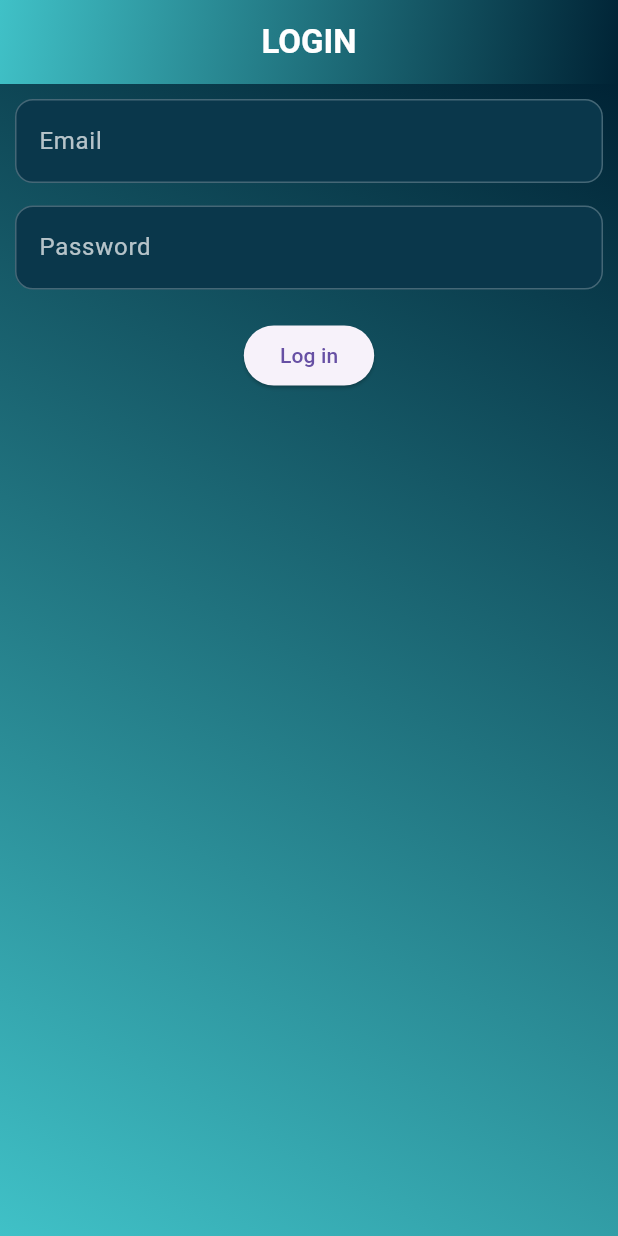
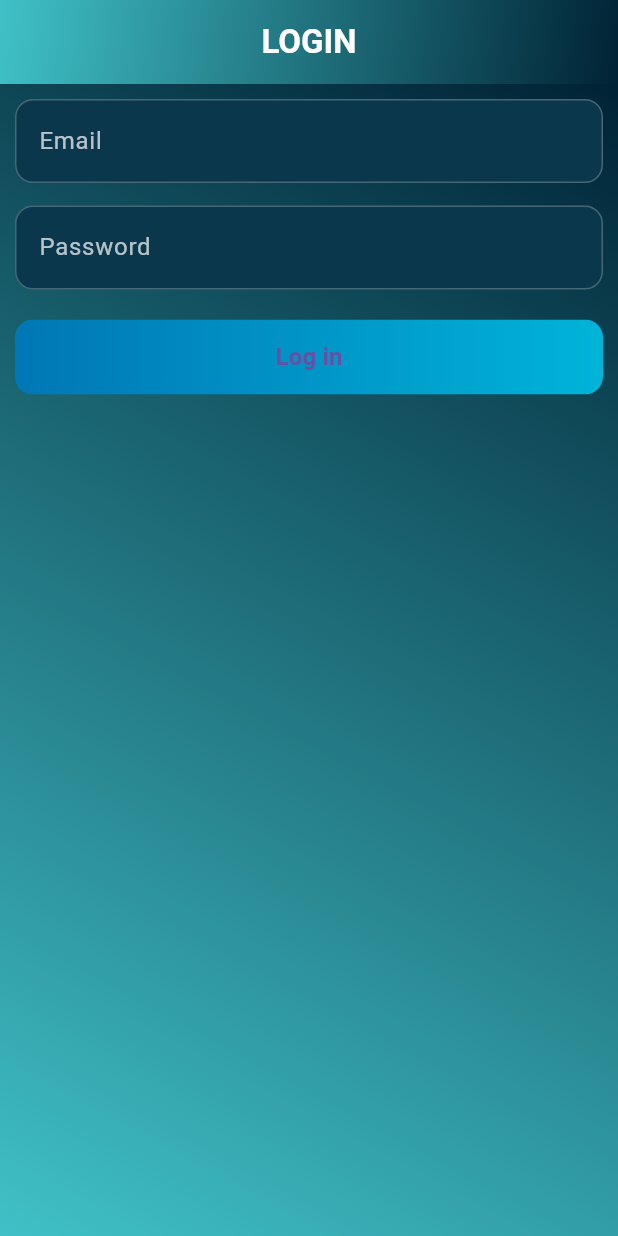
Before and after one commit to AbdulReyza/tugas_week_10_1123150072, a Flutter app: the screen it shows after launch, on a phone screen of 412 x 824 dp. Run offline on Flutter 3.47's test engine with Material 3 defaults, Android fonts, the phone set to English and light mode, and no system bars; our stand-ins replace firebase_auth, firebase_core; accounts and stored records are empty.

Commit message:
style: styling button login

```diff
--- a/lib/login/login.dart
+++ b/lib/login/login.dart
@@ -145,11 +145,52 @@ class _LoginDongState extends State<LoginDong> {
                 ),
                 const SizedBox(height: 8),
               ],
-              ElevatedButton(
-                onPressed: _isLoading ? null : _login,
-                child: _isLoading ? CircularProgressIndicator() : Text('Log in')
-                )
-              ],
+              SizedBox(
+                width: double.infinity,
+                height: 50,
+                child: ElevatedButton(
+                  onPressed: _isLoading ? null : _login,
+                  style: ElevatedButton.styleFrom(
+                    shape: RoundedRectangleBorder(
+                      borderRadius: BorderRadius.circular(12),
+                    ),
+                    padding: EdgeInsets.zero,
+                    backgroundColor: Colors.transparent,
+                    shadowColor: Colors.transparent,
+                  ),
+                  child: Ink(
+                    decoration: BoxDecoration(
+                      gradient: const LinearGradient(
+                        colors: [
+                          Color(0xFF0077B6),
+                          Color(0xFF00B4D8),
+                        ],
+                      ),
+                      borderRadius: BorderRadius.circular(12),
+                    ),
+                    child: Container(
+                      alignment: Alignment.center,
+                      child: _isLoading
+                          ? const SizedBox(
+                              height: 22,
+                              width: 22,
+                              child: CircularProgressIndicator(
+                                color: Colors.white,
+                                strokeWidth: 2,
+                              ),
+                            )
+                          : const Text(
+                              'Log in',
+                              style: TextStyle(
+                                fontSize: 16,
+                                fontWeight: FontWeight.bold,
+                              ),
+                            ),
+                    ),
+                  ),
+                ),
+              )
+            ]
           ),
         ),
       ),
```
